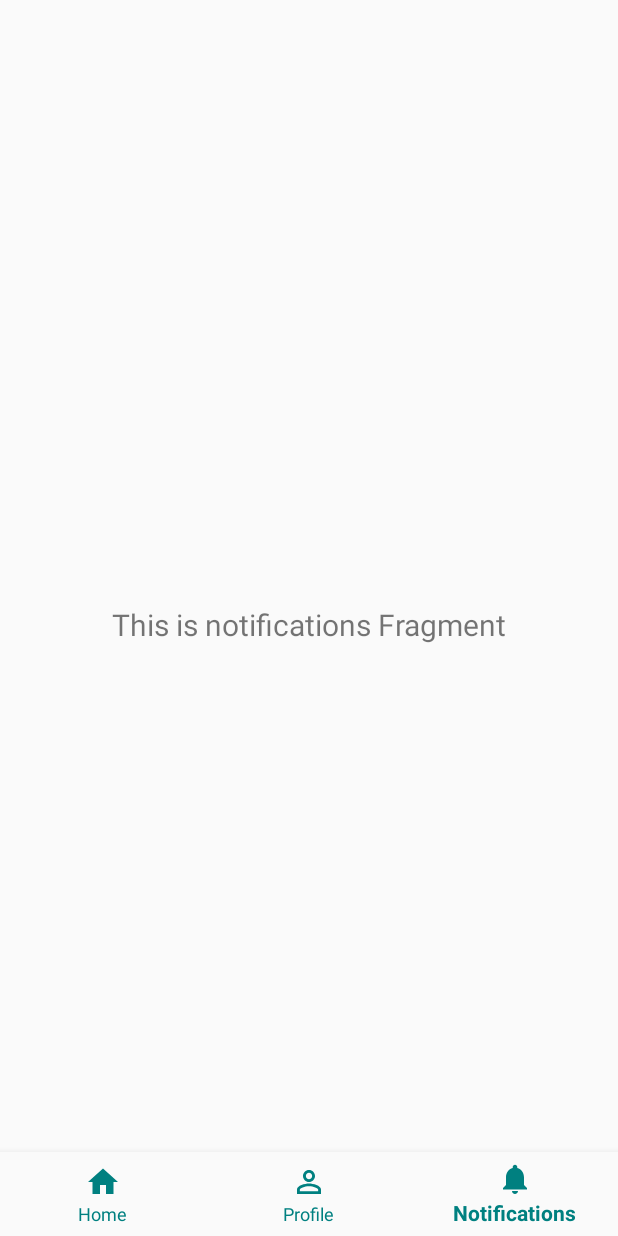
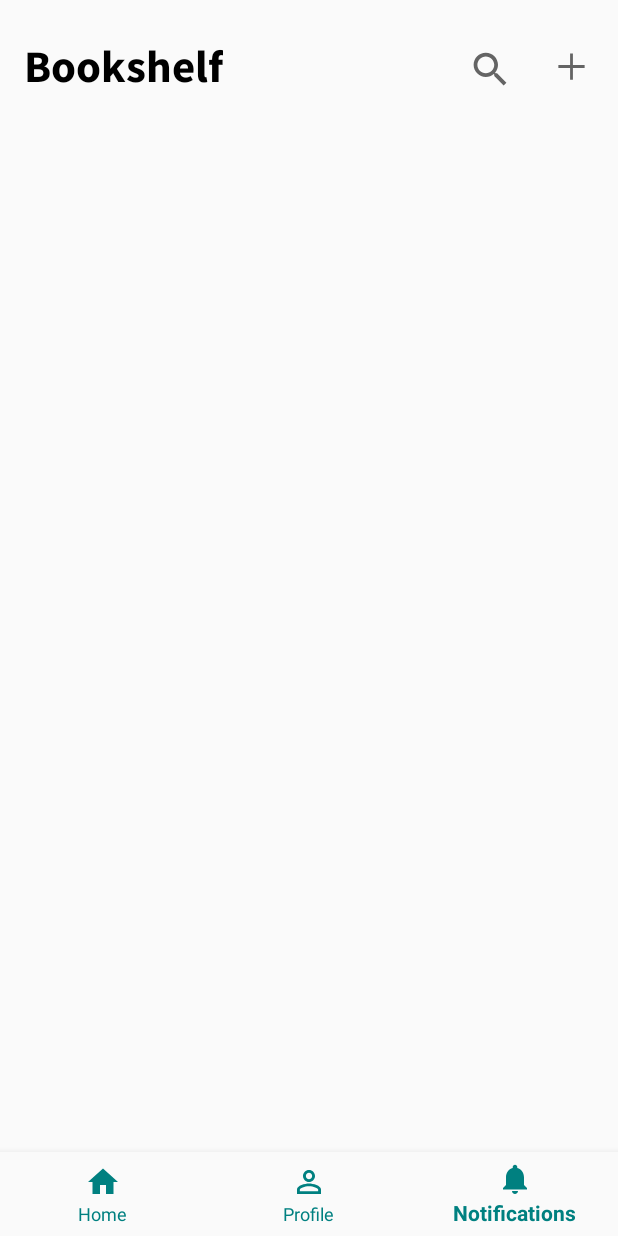
Before and after one commit to itzkou/bookapp, an Android app: the BookShelfFragment screen opened through its navigation route, on a phone screen of 412 x 824 dp. Run offline under Robolectric (Android 15) with nearby library versions, the phone set to English and light mode, and no system bars; our stand-ins replace navigation-ui.

Commit message:
add pdf reader book

```diff
--- a/app/build.gradle
+++ b/app/build.gradle
@@ -64,6 +64,9 @@ dependencies {
     implementation 'com.squareup.picasso:picasso:2.71828'
     implementation 'com.airbnb.android:lottie:5.0.3'
     implementation 'jp.wasabeef:blurry:3.0.0'
+    implementation 'com.github.barteksc:android-pdf-viewer:2.8.2'
+
+
 
 
 
--- a/app/src/main/AndroidManifest.xml
+++ b/app/src/main/AndroidManifest.xml
@@ -15,6 +15,9 @@
         android:supportsRtl="true"
         android:theme="@style/AppTheme"
         android:usesCleartextTraffic="true">
+        <activity
+            android:name=".BookPdfActivity"
+            android:exported="true" />
         <activity
             android:name=".UploadBook"
             android:exported="false" />
--- a/app/src/main/java/com/example/bfn/ui/notifications/NotificationsFragment.kt
+++ b/app/src/main/java/com/example/bfn/ui/bookshelf/BookShelfFragment.kt
@@ -1,4 +1,4 @@
-package com.example.bfn.ui.notifications
+package com.example.bfn.ui.bookshelf
 
 import android.os.Bundle
 import android.view.LayoutInflater
@@ -10,7 +10,7 @@ import androidx.lifecycle.Observer
 import androidx.lifecycle.ViewModelProviders
 import com.example.bfn.R
 
-class NotificationsFragment : Fragment() {
+class BookShelfFragment : Fragment() {
 
     private lateinit var notificationsViewModel: NotificationsViewModel
 
@@ -21,11 +21,8 @@ class NotificationsFragment : Fragment() {
     ): View? {
         notificationsViewModel =
             ViewModelProviders.of(this).get(NotificationsViewModel::class.java)
-        val root = inflater.inflate(R.layout.fragment_notifications, container, false)
-        val textView: TextView = root.findViewById(R.id.text_notifications)
-        notificationsViewModel.text.observe(viewLifecycleOwner, Observer {
-            textView.text = it
-        })
+        val root = inflater.inflate(R.layout.fragment_bookshelf, container, false)
+
         return root
     }
 }
--- a/app/src/main/java/com/example/bfn/ui/notifications/NotificationsViewModel.kt
+++ b/app/src/main/java/com/example/bfn/ui/bookshelf/NotificationsViewModel.kt
@@ -1,4 +1,4 @@
-package com.example.bfn.ui.notifications
+package com.example.bfn.ui.bookshelf
 
 import androidx.lifecycle.LiveData
 import androidx.lifecycle.MutableLiveData
--- /dev/null
+++ b/app/src/main/res/drawable/ic_add.xml
@@ -0,0 +1,10 @@
+<vector xmlns:android="http://schemas.android.com/apk/res/android"
+    android:width="48dp"
+    android:height="48dp"
+    android:viewportWidth="48"
+    android:viewportHeight="48"
+    android:tint="?attr/colorControlNormal">
+    <path
+        android:fillColor="@android:color/white"
+        android:pathData="M22.5,38V25.5H10V22.5H22.5V10H25.5V22.5H38V25.5H25.5V38Z"/>
+</vector>
--- /dev/null
+++ b/app/src/main/res/layout/fragment_bookshelf.xml
@@ -0,0 +1,52 @@
+<?xml version="1.0" encoding="utf-8"?>
+<androidx.constraintlayout.widget.ConstraintLayout xmlns:android="http://schemas.android.com/apk/res/android"
+    xmlns:app="http://schemas.android.com/apk/res-auto"
+    xmlns:tools="http://schemas.android.com/tools"
+    android:layout_width="match_parent"
+    android:layout_height="match_parent"
+    tools:context=".ui.bookshelf.BookShelfFragment">
+
+    <TextView
+        android:id="@+id/textView6"
+        android:layout_width="wrap_content"
+        android:layout_height="wrap_content"
+        android:layout_marginStart="16dp"
+        android:layout_marginTop="24dp"
+        android:fontFamily="@font/sfbold"
+        android:text="Bookshelf"
+        android:textColor="@android:color/black"
+        android:textSize="30sp"
+        app:layout_constraintStart_toStartOf="parent"
+        app:layout_constraintTop_toTopOf="parent" />
+
+    <ImageView
+        android:id="@+id/imageView2"
+        android:layout_width="30dp"
+        android:layout_height="30dp"
+        android:layout_marginEnd="24dp"
+        android:src="@drawable/ic_baseline_search_24"
+        app:layout_constraintBottom_toBottomOf="@+id/textView6"
+        app:layout_constraintEnd_toStartOf="@+id/imageView3"
+        app:layout_constraintTop_toTopOf="@+id/textView6"
+        app:layout_constraintVertical_bias="0.7" />
+
+    <ImageView
+        android:id="@+id/imageView3"
+        android:layout_width="30dp"
+        android:layout_height="30dp"
+        android:layout_marginEnd="16dp"
+        android:src="@drawable/ic_add"
+        app:layout_constraintBottom_toBottomOf="@+id/textView6"
+        app:layout_constraintEnd_toEndOf="parent"
+        app:layout_constraintTop_toTopOf="@+id/textView6" />
+
+    <androidx.recyclerview.widget.RecyclerView
+        android:id="@+id/rvBookShelf"
+        android:layout_width="0dp"
+        android:layout_height="0dp"
+        android:layout_marginTop="16dp"
+        app:layout_constraintBottom_toBottomOf="parent"
+        app:layout_constraintEnd_toEndOf="parent"
+        app:layout_constraintStart_toStartOf="parent"
+        app:layout_constraintTop_toBottomOf="@+id/textView6" />
+</androidx.constraintlayout.widget.ConstraintLayout>
--- a/app/src/main/res/layout/fragment_notifications.xml
+++ /dev/null
@@ -1,22 +0,0 @@
-<?xml version="1.0" encoding="utf-8"?>
-<androidx.constraintlayout.widget.ConstraintLayout xmlns:android="http://schemas.android.com/apk/res/android"
-    xmlns:app="http://schemas.android.com/apk/res-auto"
-    xmlns:tools="http://schemas.android.com/tools"
-    android:layout_width="match_parent"
-    android:layout_height="match_parent"
-    tools:context=".ui.notifications.NotificationsFragment">
-
-    <TextView
-        android:id="@+id/text_notifications"
-        android:layout_width="match_parent"
-        android:layout_height="wrap_content"
-        android:layout_marginStart="8dp"
-        android:layout_marginTop="8dp"
-        android:layout_marginEnd="8dp"
-        android:textAlignment="center"
-        android:textSize="20sp"
-        app:layout_constraintBottom_toBottomOf="parent"
-        app:layout_constraintEnd_toEndOf="parent"
-        app:layout_constraintStart_toStartOf="parent"
-        app:layout_constraintTop_toTopOf="parent" />
-</androidx.constraintlayout.widget.ConstraintLayout>
--- a/app/src/main/res/menu/bottom_nav_menu.xml
+++ b/app/src/main/res/menu/bottom_nav_menu.xml
@@ -12,7 +12,7 @@
         android:title="Profile" />
 
     <item
-        android:id="@+id/navigation_notifications"
+        android:id="@+id/navigation_book_shelf"
         android:icon="@drawable/ic_notifications_black_24dp"
         android:title="@string/title_notifications" />
 
--- a/app/src/main/res/navigation/mobile_navigation.xml
+++ b/app/src/main/res/navigation/mobile_navigation.xml
@@ -18,8 +18,8 @@
         tools:layout="@layout/fragment_profil" />
 
     <fragment
-        android:id="@+id/navigation_notifications"
-        android:name="com.example.bfn.ui.notifications.NotificationsFragment"
+        android:id="@+id/navigation_book_shelf"
+        android:name="com.example.bfn.ui.bookshelf.BookShelfFragment"
         android:label="@string/title_notifications"
-        tools:layout="@layout/fragment_notifications" />
+        tools:layout="@layout/fragment_bookshelf" />
 </navigation>
```
Also changed, not shown: app/src/main/java/com/example/bfn/BookPdfActivity.kt (added, +55 -0 lines), app/src/main/res/drawable/ic_search.xml (added, +10 -0 lines), app/src/main/res/layout/activity_book_pdf.xml (added, +12 -0 lines).
